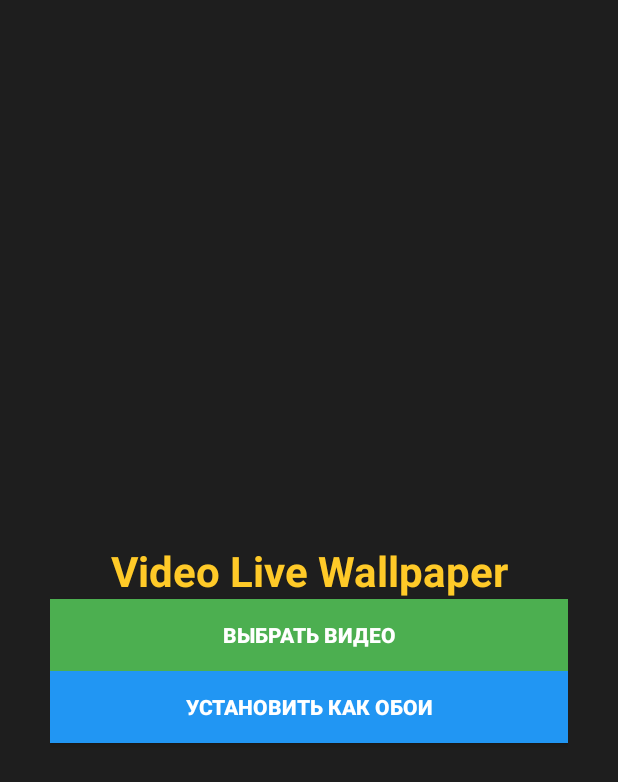
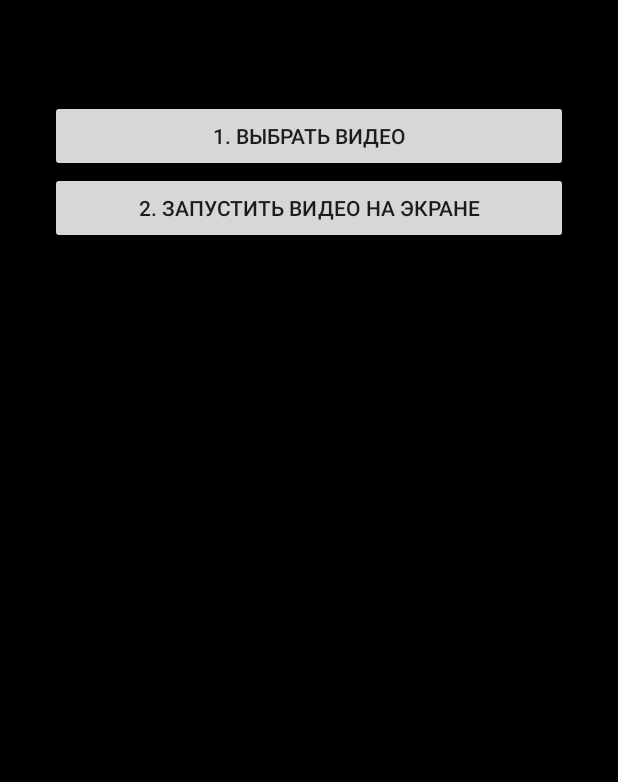
Before and after one commit to michael240611-creator/live-widget, an Android app: the screen it shows after launch (MainActivity), on a phone screen of 412 x 824 dp. Shown: the top 782 px of the screen. Run offline under Robolectric (Android 15) with nearby library versions, the phone set to English and light mode, and no system bars.

Commit message:
Update MainActivity.kt

```diff
--- a/app/src/main/java/org/plum/livewidget/MainActivity.kt
+++ b/app/src/main/java/org/plum/livewidget/MainActivity.kt
@@ -1,16 +1,12 @@
 package org.plum.livewidget
 
-import android.app.WallpaperManager
-import android.content.ComponentName
 import android.content.Intent
 import android.graphics.Color
-import android.graphics.Typeface
 import android.net.Uri
 import android.os.Bundle
-import android.view.Gravity
+import android.provider.Settings
 import android.widget.Button
 import android.widget.LinearLayout
-import android.widget.TextView
 import android.widget.Toast
 import androidx.activity.result.contract.ActivityResultContracts
 import androidx.appcompat.app.AppCompatActivity
@@ -26,45 +22,37 @@ class MainActivity : AppCompatActivity() {
     override fun onCreate(savedInstanceState: Bundle?) {
         super.onCreate(savedInstanceState)
 
+        // Проверка разрешения на оверлей
+        if (!Settings.canDrawOverlays(this)) {
+            val intent = Intent(Settings.ACTION_MANAGE_OVERLAY_PERMISSION, Uri.parse("package:$packageName"))
+            startActivity(intent)
+            Toast.makeText(this, "Разрешите показ поверх других приложений", Toast.LENGTH_LONG).show()
+        }
+
         val layout = LinearLayout(this).apply {
             orientation = LinearLayout.VERTICAL
-            setBackgroundColor(Color.parseColor("#1E1E1E"))
             setPadding(50, 100, 50, 50)
-            gravity = Gravity.CENTER
-        }
-
-        val title = TextView(this).apply {
-            text = "Video Live Wallpaper"
-            textSize = 28f
-            setTextColor(Color.parseColor("#FFCA28"))
-            setTypeface(typeface, Typeface.BOLD)
-            gravity = Gravity.CENTER
         }
 
         val btnSelect = Button(this).apply {
-            text = "Выбрать Видео"
-            setTextColor(Color.WHITE)
-            setBackgroundColor(Color.parseColor("#4CAF50"))
-            setTypeface(typeface, Typeface.BOLD)
+            text = "1. Выбрать Видео"
             setOnClickListener { pickVideo.launch("video/*") }
         }
 
-        val btnSetWallpaper = Button(this).apply {
-            text = "Установить как обои"
-            setTextColor(Color.WHITE)
-            setBackgroundColor(Color.parseColor("#2196F3"))
-            setTypeface(typeface, Typeface.BOLD)
+        val btnStartOverlay = Button(this).apply {
+            text = "2. Запустить видео на экране"
             setOnClickListener {
-                val intent = Intent(WallpaperManager.ACTION_CHANGE_LIVE_WALLPAPER).apply {
-                    putExtra(WallpaperManager.EXTRA_LIVE_WALLPAPER_COMPONENT, ComponentName(this@MainActivity, VideoLiveWallpaperService::class.java))
+                if (!Settings.canDrawOverlays(this@MainActivity)) {
+                    Toast.makeText(this@MainActivity, "Сначала разрешите оверлей!", Toast.LENGTH_SHORT).show()
+                } else {
+                    startService(Intent(this@MainActivity, VideoOverlayService::class.java))
+                    Toast.makeText(this@MainActivity, "Видео запущено! Сверните приложение.", Toast.LENGTH_SHORT).show()
                 }
-                startActivity(intent)
             }
         }
 
-        layout.addView(title)
         layout.addView(btnSelect)
-        layout.addView(btnSetWallpaper)
+        layout.addView(btnStartOverlay)
         setContentView(layout)
     }
 
@@ -76,7 +64,7 @@ class MainActivity : AppCompatActivity() {
             }
             val prefs = getSharedPreferences("WallpaperPrefs", MODE_PRIVATE)
             prefs.edit().putString("video_path", file.absolutePath).apply()
-            Toast.makeText(this, "Видео сохранено! Нажмите 'Установить как обои'", Toast.LENGTH_LONG).show()
+            Toast.makeText(this, "Видео сохранено!", Toast.LENGTH_SHORT).show()
         } catch (e: Exception) {
             Toast.makeText(this, "Ошибка: ${e.message}", Toast.LENGTH_SHORT).show()
         }
```
